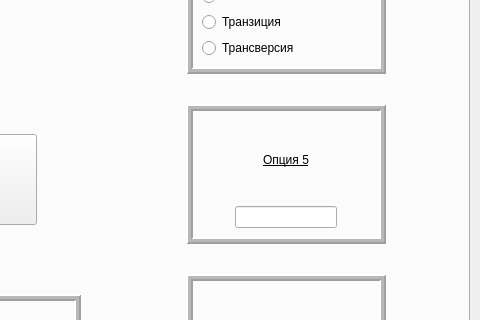
First picture: the form in windows/MAIN/mainwindow.ui, repository furanocoumarins/GCAT, before the edit; both pictures show x 680 to 1160 and y 137 to 457 of the 1160 by 623 pixel window.
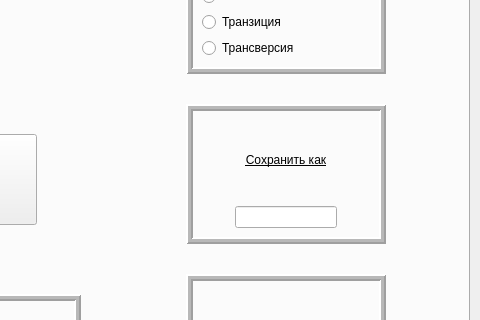
Second picture: the form after the edit. The open tabs and pages were chosen to show the change. Icons and pictures are not drawn.

Commit message: save as option

The edit to the form file:
```diff
--- a/windows/MAIN/mainwindow.ui
+++ b/windows/MAIN/mainwindow.ui
@@ -405,7 +405,7 @@
          <item>
           <widget class="QLabel" name="SourceSDeearch_lay_4">
            <property name="text">
-            <string>&lt;html&gt;&lt;head/&gt;&lt;body&gt;&lt;p align=&quot;center&quot;&gt;&lt;span style=&quot; text-decoration: underline;&quot;&gt;Опция 5&lt;/span&gt;&lt;/p&gt;&lt;/body&gt;&lt;/html&gt;</string>
+            <string>&lt;html&gt;&lt;head/&gt;&lt;body&gt;&lt;p align=&quot;center&quot;&gt;&lt;span style=&quot; text-decoration: underline;&quot;&gt;Сохранить как&lt;/span&gt;&lt;/p&gt;&lt;/body&gt;&lt;/html&gt;</string>
            </property>
            <property name="textFormat">
             <enum>Qt::TextFormat::AutoText</enum>
```
Left out of the diff: 6 changed lines with no effect on the pictures. The commit also changes 2 other files.
